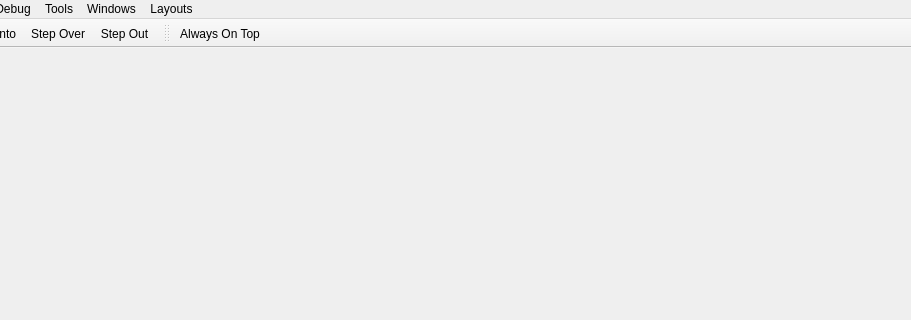
The window that pcsx2-qt/Debugger/DebuggerWindow.ui (PCSX2/pcsx2) describes before a commit, drawn with Qt 5; both pictures show x 89 to 1000 and y 0 to 320 of the 1000 by 750 pixel window.
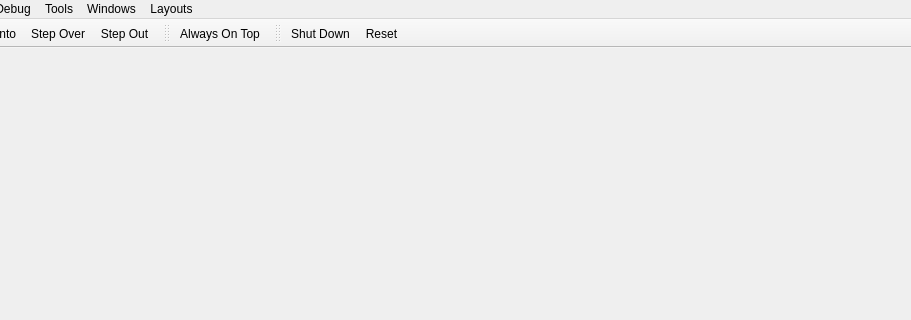
The same window after the commit. Icons and pictures are not drawn.

Commit message: Debugger: Add System toolbar with shutdown and reset actions

```diff
--- a/pcsx2-qt/Debugger/DebuggerWindow.ui
+++ b/pcsx2-qt/Debugger/DebuggerWindow.ui
@@ -109,6 +109,9 @@
    <property name="windowTitle">
     <string>View</string>
    </property>
+   <property name="toolButtonStyle">
+    <enum>Qt::ToolButtonTextBesideIcon</enum>
+   </property>
    <attribute name="toolBarArea">
     <enum>TopToolBarArea</enum>
    </attribute>
@@ -117,6 +120,22 @@
    </attribute>
    <addaction name="actionOnTop"/>
   </widget>
+  <widget class="QToolBar" name="toolBarSystem">
+   <property name="windowTitle">
+    <string>System</string>
+   </property>
+   <property name="toolButtonStyle">
+    <enum>Qt::ToolButtonTextBesideIcon</enum>
+   </property>
+   <attribute name="toolBarArea">
+    <enum>TopToolBarArea</enum>
+   </attribute>
+   <attribute name="toolBarBreak">
+    <bool>false</bool>
+   </attribute>
+   <addaction name="actionShutDown"/>
+   <addaction name="actionReset"/>
+  </widget>
   <action name="actionRun">
    <property name="icon">
     <iconset theme="play-line"/>
@@ -195,6 +214,39 @@
     <string>Reset Splitter Positions</string>
    </property>
   </action>
+  <action name="actionShutDown">
+   <property name="icon">
+    <iconset theme="shut-down-line"/>
+   </property>
+   <property name="text">
+    <string>Shut Down</string>
+   </property>
+   <property name="menuRole">
+    <enum>QAction::NoRole</enum>
+   </property>
+  </action>
+  <action name="actionReset">
+   <property name="icon">
+    <iconset theme="restart-line"/>
+   </property>
+   <property name="text">
+    <string>Reset</string>
+   </property>
+   <property name="menuRole">
+    <enum>QAction::NoRole</enum>
+   </property>
+  </action>
+  <action name="actionClose">
+   <property name="icon">
+    <iconset theme="door-open-line"/>
+   </property>
+   <property name="text">
+    <string>Close</string>
+   </property>
+   <property name="menuRole">
+    <enum>QAction::NoRole</enum>
+   </property>
+  </action>
  </widget>
  <resources/>
  <connections/>
```
Left out of the diff: 16 changed lines with no effect on the pictures. The commit also changes 2 other files.
